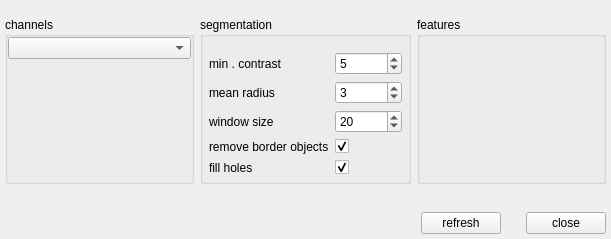
manerotoni/afw, file af/gui/segmentationdlg.ui: the form before one commit.
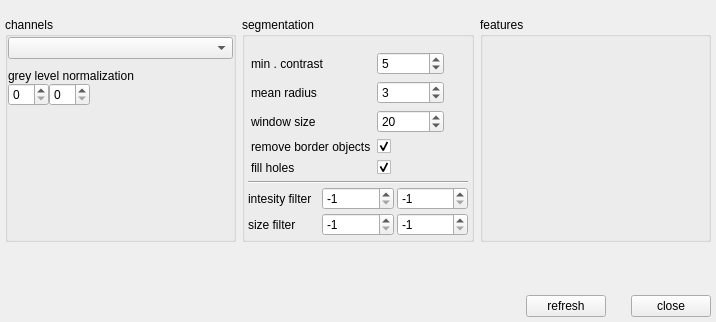
The form after the commit. Custom widgets are drawn as their Qt base class.

Commit message: size and intesity filter added

Patch:
```diff
--- a/af/gui/segmentationdlg.ui
+++ b/af/gui/segmentationdlg.ui
@@ -6,8 +6,8 @@
    <rect>
     <x>0</x>
     <y>0</y>
-    <width>611</width>
-    <height>239</height>
+    <width>716</width>
+    <height>322</height>
    </rect>
   </property>
   <property name="windowTitle">
@@ -36,7 +36,7 @@
        <property name="checkable">
         <bool>false</bool>
        </property>
-       <layout class="QVBoxLayout" name="verticalLayout_3" stretch="0">
+       <layout class="QVBoxLayout" name="verticalLayout_3" stretch="0,0,0">
         <property name="spacing">
          <number>3</number>
         </property>
@@ -171,6 +171,101 @@
           </item>
          </layout>
         </item>
+        <item>
+         <widget class="Line" name="line">
+          <property name="orientation">
+           <enum>Qt::Horizontal</enum>
+          </property>
+         </widget>
+        </item>
+        <item>
+         <layout class="QGridLayout" name="gridLayout">
+          <item row="0" column="1">
+           <widget class="QSpinBox" name="intensityMin">
+            <property name="toolTip">
+             <string>&lt;html&gt;&lt;head/&gt;&lt;body&gt;&lt;p&gt;-1 turns off the setting&lt;/p&gt;&lt;/body&gt;&lt;/html&gt;</string>
+            </property>
+            <property name="minimum">
+             <number>-1</number>
+            </property>
+            <property name="maximum">
+             <number>100000</number>
+            </property>
+            <property name="value">
+             <number>-1</number>
+            </property>
+           </widget>
+          </item>
+          <item row="0" column="2">
+           <widget class="QSpinBox" name="intensityMax">
+            <property name="toolTip">
+             <string>&lt;html&gt;&lt;head/&gt;&lt;body&gt;&lt;p&gt;-1 turns off the setting&lt;/p&gt;&lt;/body&gt;&lt;/html&gt;</string>
+            </property>
+            <property name="minimum">
+             <number>-1</number>
+            </property>
+            <property name="maximum">
+             <number>100000</number>
+            </property>
+            <property name="value">
+             <number>-1</number>
+            </property>
+           </widget>
+          </item>
+          <item row="0" column="0">
+           <widget class="QLabel" name="label_2">
+            <property name="toolTip">
+             <string>&lt;html&gt;&lt;head/&gt;&lt;body&gt;&lt;p&gt;-1 turns off the setting&lt;/p&gt;&lt;/body&gt;&lt;/html&gt;</string>
+            </property>
+            <property name="text">
+             <string>intesity filter</string>
+            </property>
+           </widget>
+          </item>
+          <item row="1" column="1">
+           <widget class="QSpinBox" name="sizeMin">
+            <property name="toolTip">
+             <string>&lt;html&gt;&lt;head/&gt;&lt;body&gt;&lt;p&gt;-1 turns off the setting&lt;/p&gt;&lt;/body&gt;&lt;/html&gt;</string>
+            </property>
+            <property name="minimum">
+             <number>-1</number>
+            </property>
+            <property name="maximum">
+             <number>1000000</number>
+            </property>
+            <property name="value">
+             <number>-1</number>
+            </property>
+           </widget>
+          </item>
+          <item row="1" column="2">
+           <widget class="QSpinBox" name="sizeMax">
+            <property name="toolTip">
+             <string>&lt;html&gt;&lt;head/&gt;&lt;body&gt;&lt;p&gt;-1 turns off the setting&lt;/p&gt;&lt;/body&gt;&lt;/html&gt;</string>
+            </property>
+            <property name="minimum">
+             <number>-1</number>
+            </property>
+            <property name="maximum">
+             <number>100000</number>
+            </property>
+            <property name="value">
+             <number>-1</number>
+            </property>
+           </widget>
+          </item>
+          <item row="1" column="0">
+           <widget class="QLabel" name="label">
+            <property name="toolTip">
+             <string>&lt;html&gt;&lt;head/&gt;&lt;body&gt;&lt;p&gt;-1 turns off the setting&lt;/p&gt;&lt;/body&gt;&lt;/html&gt;</string>
+            </property>
+            <property name="text">
+             <string>size filter</string>
+            </property>
+           </widget>
+          </item>
+         </layout>
+        </item>
        </layout>
       </widget>
      </item>
@@ -202,6 +297,42 @@
         <item>
          <widget class="QComboBox" name="pchannel"/>
         </item>
+        <item>
+         <spacer name="verticalSpacer">
+          <property name="orientation">
+           <enum>Qt::Vertical</enum>
+          </property>
+          <property name="sizeType">
+           <enum>QSizePolicy::Fixed</enum>
+          </property>
+          <property name="sizeHint" stdset="0">
+           <size>
+            <width>20</width>
+            <height>10</height>
+           </size>
+          </property>
+         </spacer>
+        </item>
+        <item>
+         <widget class="QLabel" name="label_3">
+          <property name="text">
+           <string>grey level normalization</string>
+          </property>
+         </widget>
+        </item>
+        <item>
+         <layout class="QFormLayout" name="formLayout">
+          <property name="fieldGrowthPolicy">
+           <enum>QFormLayout::FieldsStayAtSizeHint</enum>
+          </property>
+          <item row="0" column="0">
+           <widget class="QSpinBox" name="spinBox_2"/>
+          </item>
+          <item row="0" column="1">
+           <widget class="QSpinBox" name="spinBox"/>
+          </item>
+         </layout>
+        </item>
         <item>
          <spacer name="vspacer_2">
           <property name="orientation">
```
Left out of the diff: 4 changed lines with no effect on the pictures. The commit also changes 7 other files.
